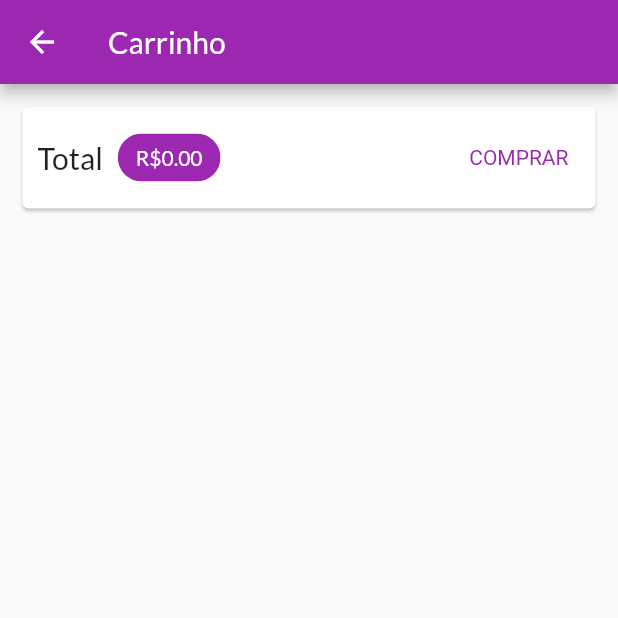
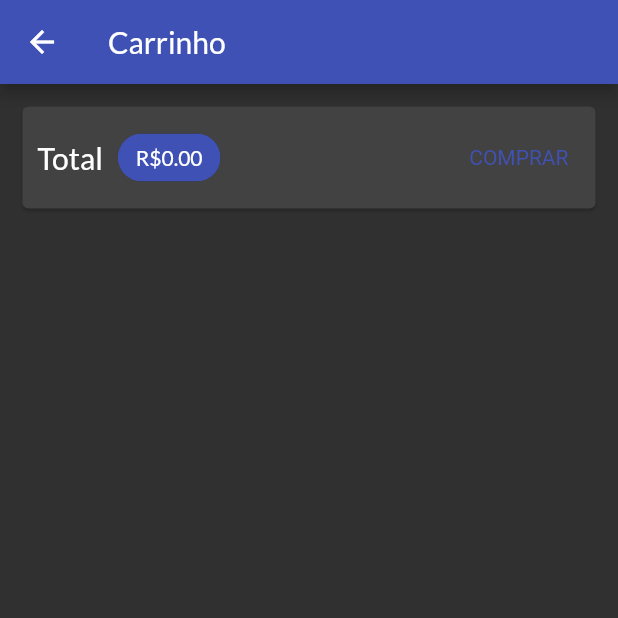
Before and after one commit to RFBruno/flutter-state-management, a Flutter app: the CartPage screen opened by its route, on a phone screen of 412 x 824 dp, the top half of it. Run offline on Flutter 3.47's test engine with Material 2 defaults, Android fonts, the phone set to English and light mode, and no system bars; network calls fail.

Commit message:
adjustement theme context

```diff
--- a/lib/components/app_drawer.dart
+++ b/lib/components/app_drawer.dart
@@ -35,6 +35,7 @@ class AppDrawer extends StatelessWidget {
           ListTile(
             leading: Switch(
               value: themeProvider.isDark,
+              activeColor: Theme.of(context).colorScheme.secondary,
               onChanged: (value) {
                 themeProvider.toggleDark(value);
               },
--- a/lib/models/theme.dart
+++ b/lib/models/theme.dart
@@ -1,7 +1,7 @@
 import 'package:flutter/cupertino.dart';
 
 class ThemeProvider with ChangeNotifier {
-    bool isDark = false;
+    bool isDark = true;
 
     void toggleDark (bool value) {
       isDark = value;
--- a/lib/utils/colors.dart
+++ b/lib/utils/colors.dart
@@ -5,11 +5,11 @@ const dark = ColorScheme(
   primary: Colors.indigo,
   onPrimary: Colors.black,
   secondary: Colors.amber,
-  onSecondary: Colors.amberAccent,
+  onSecondary: Colors.black,
   error: Colors.red,
   onError: Colors.black,
   background: Colors.black,
-  onBackground: Colors.black,
+  onBackground: Colors.white,
   surface: Colors.indigo,
   onSurface: Colors.white,
 );
```
Also changed, not shown: lib/components/product_grid_item.dart (+3 -4 lines).
